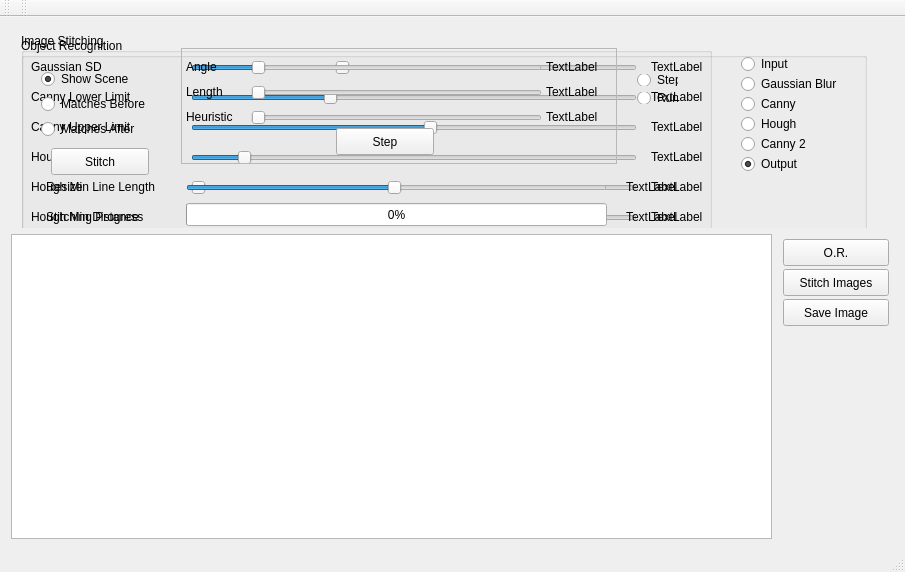
This is mainwindow.ui in ironage/VISOR as Qt 5 draws it before an edit. The edited form follows.
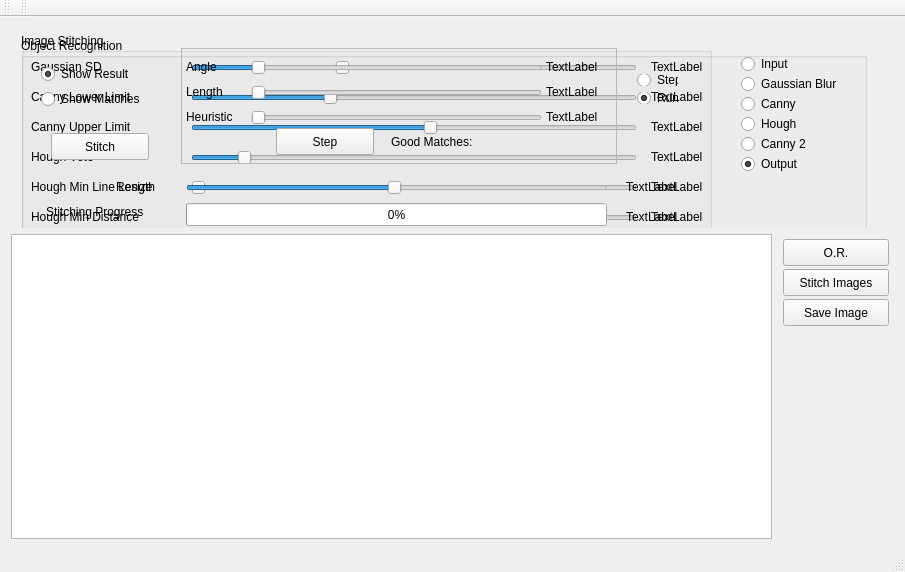
This is the edited form. Custom widgets are drawn as their Qt base class.

Commit message: optional dynamic pruning of matches in stitching

```diff
--- a/mainwindow.ui
+++ b/mainwindow.ui
@@ -593,35 +593,6 @@
        <property name="title">
         <string>Image Stitching</string>
        </property>
-       <widget class="QRadioButton" name="radioButtonScene">
-        <property name="geometry">
-         <rect>
-          <x>20</x>
-          <y>35</y>
-          <width>116</width>
-          <height>22</height>
-         </rect>
-        </property>
-        <property name="text">
-         <string>Show Scene</string>
-        </property>
-        <property name="checked">
-         <bool>true</bool>
-        </property>
-       </widget>
-       <widget class="QRadioButton" name="radioButtonMatches">
-        <property name="geometry">
-         <rect>
-          <x>20</x>
-          <y>60</y>
-          <width>136</width>
-          <height>22</height>
-         </rect>
-        </property>
-        <property name="text">
-         <string>Matches Before</string>
-        </property>
-       </widget>
        <widget class="QSlider" name="slider_IS_resize">
         <property name="geometry">
          <rect>
@@ -647,7 +618,7 @@
        <widget class="QLabel" name="label_7">
         <property name="geometry">
          <rect>
-          <x>25</x>
+          <x>95</x>
           <y>145</y>
           <width>66</width>
           <height>17</height>
@@ -674,7 +645,7 @@
         <property name="geometry">
          <rect>
           <x>25</x>
-          <y>175</y>
+          <y>170</y>
           <width>131</width>
           <height>17</height>
          </rect>
@@ -713,7 +684,7 @@
         <property name="geometry">
          <rect>
           <x>30</x>
-          <y>115</y>
+          <y>100</y>
           <width>98</width>
           <height>27</height>
          </rect>
@@ -722,20 +693,10 @@
          <string>Stitch</string>
         </property>
        </widget>
-       <widget class="QRadioButton" name="radio_IS_matchesAfter">
-        <property name="geometry">
-         <rect>
-          <x>20</x>
-          <y>85</y>
-          <width>126</width>
-          <height>22</height>
-         </rect>
+       <widget class="QFrame" name="frame_IS_step_controls">
+        <property name="enabled">
+         <bool>true</bool>
         </property>
-        <property name="text">
-         <string>Matches After</string>
-        </property>
-       </widget>
-       <widget class="QFrame" name="frame_4">
         <property name="geometry">
          <rect>
           <x>160</x>
@@ -801,7 +762,7 @@
           <number>1</number>
          </property>
          <property name="maximum">
-          <number>100</number>
+          <number>500</number>
          </property>
          <property name="orientation">
           <enum>Qt::Horizontal</enum>
@@ -810,7 +771,7 @@
         <widget class="QPushButton" name="buttonStitchStep">
          <property name="geometry">
           <rect>
-           <x>155</x>
+           <x>95</x>
            <y>80</y>
            <width>98</width>
            <height>27</height>
@@ -898,6 +859,19 @@
           <string>TextLabel</string>
          </property>
         </widget>
+        <widget class="QLabel" name="label_IS_numMatches">
+         <property name="geometry">
+          <rect>
+           <x>210</x>
+           <y>85</y>
+           <width>211</width>
+           <height>17</height>
+          </rect>
+         </property>
+         <property name="text">
+          <string>Good Matches: </string>
+         </property>
+        </widget>
        </widget>
        <widget class="QFrame" name="frame_5">
         <property name="geometry">
@@ -936,11 +910,59 @@
             <property name="text">
              <string>Run</string>
             </property>
+            <property name="checked">
+             <bool>true</bool>
+            </property>
            </widget>
           </item>
          </layout>
         </widget>
        </widget>
+       <widget class="QFrame" name="frame_IS_showResults">
+        <property name="geometry">
+         <rect>
+          <x>15</x>
+          <y>25</y>
+          <width>131</width>
+          <height>61</height>
+         </rect>
+        </property>
+        <property name="frameShape">
+         <enum>QFrame::NoFrame</enum>
+        </property>
+        <property name="frameShadow">
+         <enum>QFrame::Raised</enum>
+        </property>
+        <widget class="QRadioButton" name="radioButtonScene">
+         <property name="geometry">
+          <rect>
+           <x>5</x>
+           <y>5</y>
+           <width>116</width>
+           <height>22</height>
+          </rect>
+         </property>
+         <property name="text">
+          <string>Show Result</string>
+         </property>
+         <property name="checked">
+          <bool>true</bool>
+         </property>
+        </widget>
+        <widget class="QRadioButton" name="radioButtonMatches">
+         <property name="geometry">
+          <rect>
+           <x>5</x>
+           <y>30</y>
+           <width>136</width>
+           <height>22</height>
+          </rect>
+         </property>
+         <property name="text">
+          <string>Show Matches</string>
+         </property>
+        </widget>
+       </widget>
       </widget>
      </widget>
     </item>
```
Left out of the diff: 8 changed lines with no effect on the pictures. The commit also changes 4 other files.
